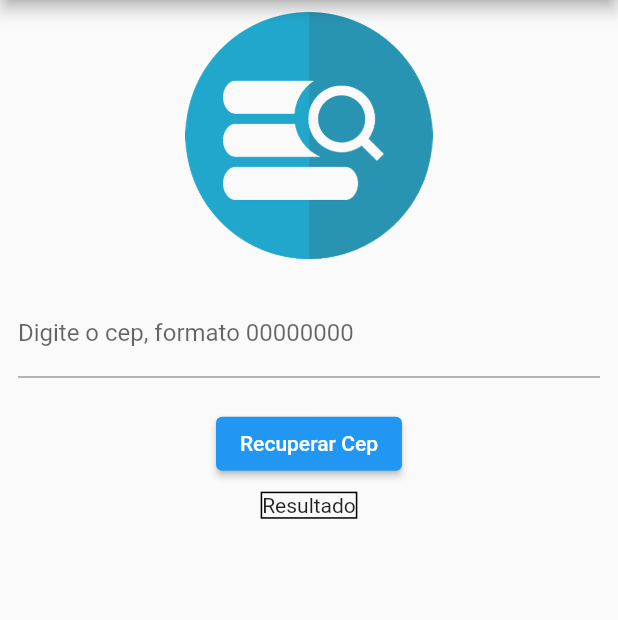
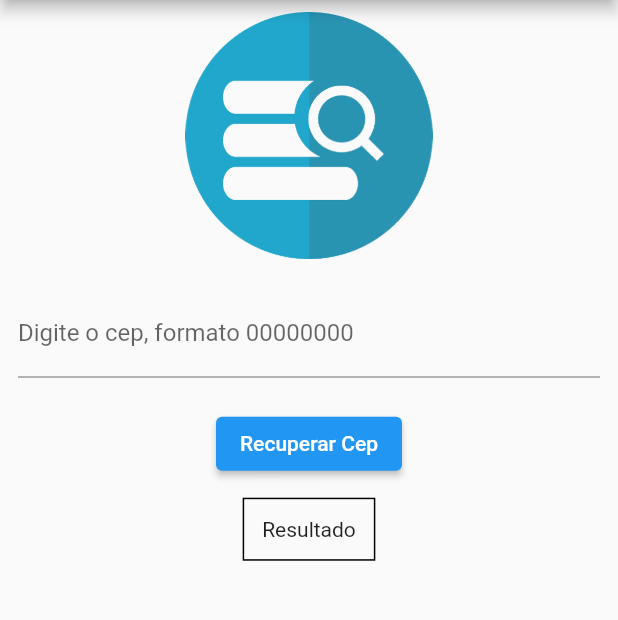
Before and after one commit to pdr-dev71/requisicao-api-viacep, a Flutter app: the screen it shows after launch, after a tap on "Recuperar Cep", on a phone screen of 412 x 824 dp, the part 84-704 px from its top. Run offline on Flutter 3.47's test engine with Material 2 defaults, Android fonts, the phone set to English and light mode, and no system bars.

```diff
--- a/lib/home.dart
+++ b/lib/home.dart
@@ -11,6 +11,7 @@ class Home extends StatefulWidget {
 }
 
 class _HomeState extends State<Home> {
+  final _formKey = GlobalKey<FormState>();
   final TextEditingController _controller = TextEditingController();
 
   String _result = 'Resultado';
@@ -42,7 +43,8 @@ class _HomeState extends State<Home> {
         appBar: AppBar(
           title: const Text('Consumo de api'),
         ),
-        body: Column(
+        body: SingleChildScrollView(
+          child: Column(
             children: [
               Padding(
                 padding: const EdgeInsets.all(8.0),
@@ -52,9 +54,15 @@ class _HomeState extends State<Home> {
               ),
               Padding(
                 padding: const EdgeInsets.all(12.0),
-              child: TextField(
+                child: TextFormField(
                   controller: _controller,
                   keyboardType: TextInputType.number,
+                  validator: (text) {
+                    if (text == null || text.isEmpty) {
+                      return 'Texto não pode ser vazio';
+                    }
+                    return null;
+                  },
                   decoration: const InputDecoration(
                       labelText: 'Digite o cep, formato 00000000'),
                 ),
@@ -63,19 +71,27 @@ class _HomeState extends State<Home> {
                 height: 8,
               ),
               ElevatedButton(
-              onPressed: _recoverCep,
+                onPressed: () {
+                  if (_formKey.currentState!.validate()) {
+                    _recoverCep();
+                  }
+                },
                 child: const Text('Recuperar Cep'),
               ),
               const SizedBox(
-              height: 8,
+                height: 12,
               ),
               Container(
                 decoration: BoxDecoration(
                   border: Border.all(),
                 ),
+                child: Padding(
+                  padding: const EdgeInsets.all(12.0),
                   child: Text(_result),
                 ),
+              ),
             ],
+          ),
         ));
   }
 }
```
Lines whose indentation alone changed are shown as unchanged.
